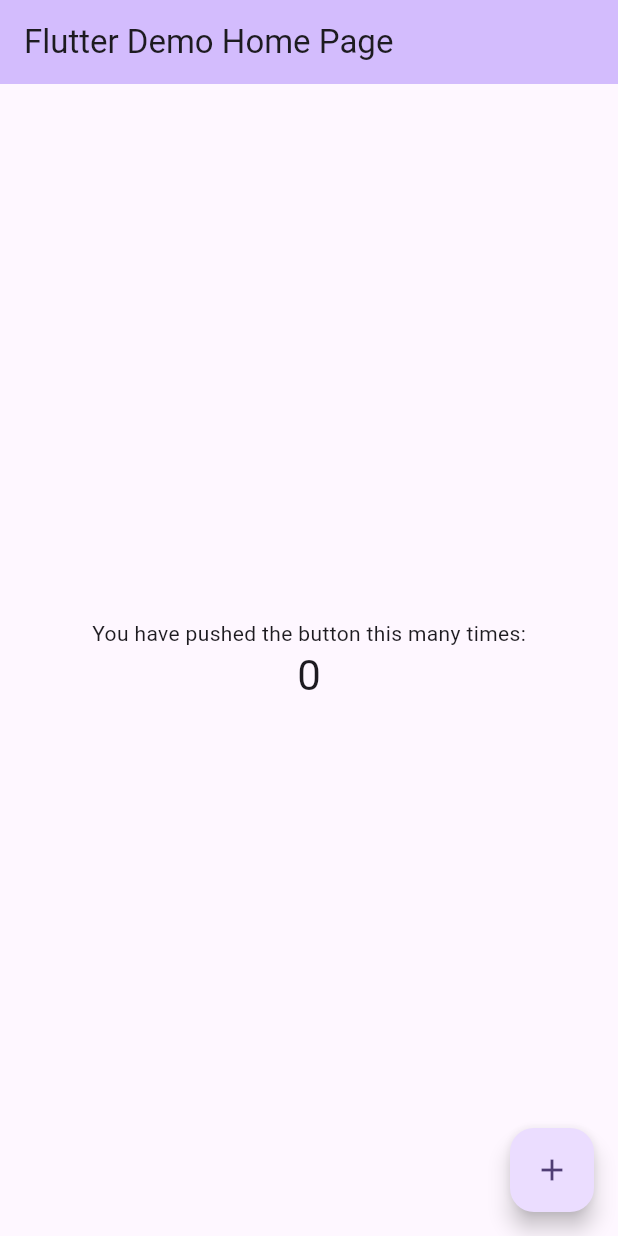
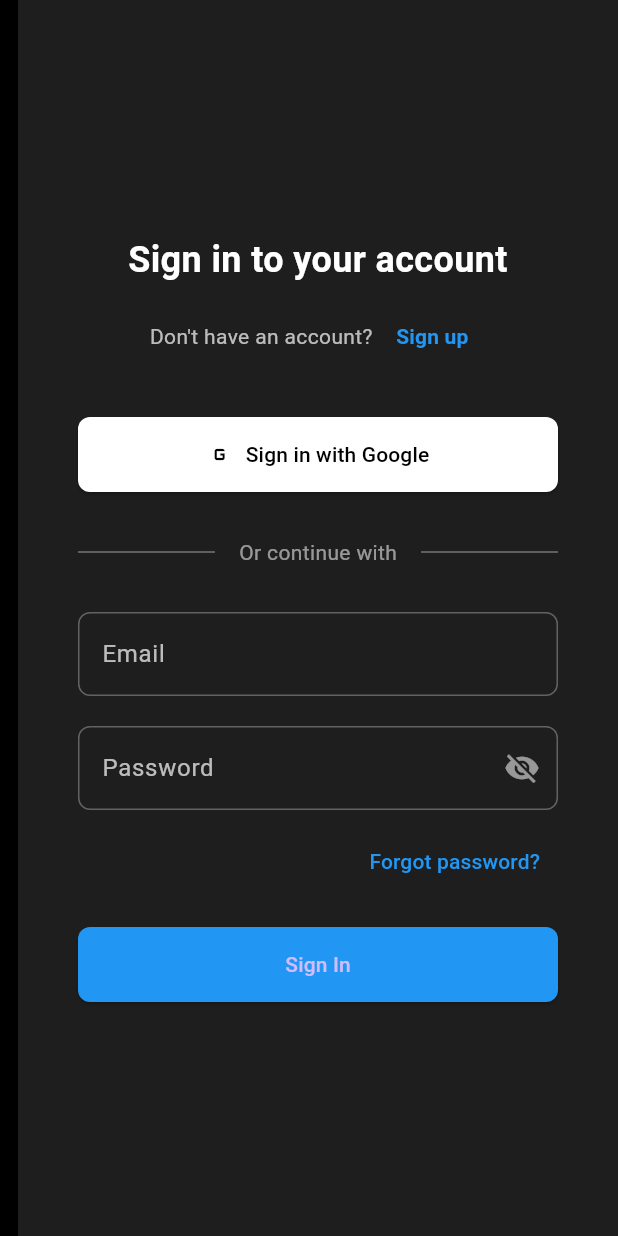
Before and after one commit to Immatrysomecoding/AMP-AIChatApp, a Flutter app: the screen it shows after launch, on a phone screen of 412 x 824 dp. Run offline on Flutter 3.47's test engine with Material 3 defaults, Android fonts, the light colour scheme and no system bars.

Commit message:
Add mock UI for login and signup screens

```diff
--- a/AndroidStudioProjects/AICHAT/lib/Screens/login_screen.dart
+++ b/AndroidStudioProjects/AICHAT/lib/Screens/login_screen.dart
@@ -0,0 +1,276 @@
+import 'package:flutter/material.dart';
+
+class LoginScreen extends StatefulWidget {
+  const LoginScreen({super.key});
+
+  @override
+  State<LoginScreen> createState() => _LoginScreenState();
+}
+
+class _LoginScreenState extends State<LoginScreen> {
+  bool _obscurePassword = true;
+
+  @override
+  Widget build(BuildContext context) {
+    return Scaffold(
+      backgroundColor: Colors.black,
+      body: SafeArea(
+        child: Row(
+          children: [
+            // Left side - Welcome message and platform icons
+            Expanded(
+              child: Container(
+                padding: const EdgeInsets.all(40),
+                child: Column(
+                  crossAxisAlignment: CrossAxisAlignment.start,
+                  children: [
+                    // Logo
+                    Row(
+                      children: [
+                        Icon(
+                          Icons.account_circle,
+                          color: Colors.blue[500],
+                          size: 40,
+                        ),
+                        const SizedBox(width: 10),
+                        const Text(
+                          'Jarvis',
+                          style: TextStyle(
+                            color: Colors.blue,
+                            fontSize: 24,
+                            fontWeight: FontWeight.bold,
+                          ),
+                        ),
+                      ],
+                    ),
+
+                    const SizedBox(height: 100),
+
+                    // Welcome text
+                    const Text(
+                      'Welcome\nto Jarvis',
+                      style: TextStyle(
+                        color: Colors.white,
+                        fontSize: 40,
+                        fontWeight: FontWeight.bold,
+                      ),
+                    ),
+
+                    const SizedBox(height: 20),
+
+                    const Text(
+                      'Jarvis is here to streamline your online experience, let\'s get started!',
+                      style: TextStyle(color: Colors.white70, fontSize: 16),
+                    ),
+
+                    const SizedBox(height: 60),
+
+                    // Platform icons grid
+                    Expanded(
+                      child: GridView.count(
+                        crossAxisCount: 3,
+                        mainAxisSpacing: 20,
+                        crossAxisSpacing: 20,
+                        childAspectRatio: 1,
+                        shrinkWrap: true,
+                        children: [
+                          _buildPlatformIcon(Icons.water),  // Edge
+                          _buildPlatformIcon(Icons.language),  // Chrome
+                          _buildPlatformIcon(Icons.apple),  // Safari
+                          _buildPlatformIcon(Icons.desktop_windows),  // Windows
+                          _buildPlatformIcon(Icons.smartphone),  // Mobile
+                          _buildPlatformIcon(Icons.messenger_outline),  // Messenger
+                        ],
+                      ),
+                    ),
+                  ],
+                ),
+              ),
+            ),
+
+            // Right side - Login form
+            Container(
+              width: 400,
+              color: const Color(0xFF1E1E1E),
+              padding: const EdgeInsets.all(40),
+              child: Column(
+                mainAxisAlignment: MainAxisAlignment.center,
+                crossAxisAlignment: CrossAxisAlignment.stretch,
+                children: [
+                  const Text(
+                    'Sign in to your account',
+                    style: TextStyle(
+                      color: Colors.white,
+                      fontSize: 24,
+                      fontWeight: FontWeight.bold,
+                    ),
+                    textAlign: TextAlign.center,
+                  ),
+
+                  const SizedBox(height: 10),
+
+                  Row(
+                    mainAxisAlignment: MainAxisAlignment.center,
+                    children: [
+                      const Text(
+                        'Don\'t have an account? ',
+                        style: TextStyle(color: Colors.white70),
+                      ),
+                      TextButton(
+                        onPressed: () {
+                          Navigator.pushNamed(context, '/signup');
+                        },
+                        child: const Text(
+                          'Sign up',
+                          style: TextStyle(
+                            color: Colors.blue,
+                            fontWeight: FontWeight.bold,
+                          ),
+                        ),
+                      ),
+                    ],
+                  ),
+
+                  const SizedBox(height: 30),
+
+                  // Google sign in button
+                  ElevatedButton.icon(
+                    icon: const Icon(Icons.g_mobiledata, color: Colors.black),
+                    label: const Text(
+                      'Sign in with Google',
+                      style: TextStyle(color: Colors.black),
+                    ),
+                    style: ElevatedButton.styleFrom(
+                      foregroundColor: Colors.black,
+                      backgroundColor: Colors.white,
+                      padding: const EdgeInsets.symmetric(vertical: 15),
+                      shape: RoundedRectangleBorder(
+                        borderRadius: BorderRadius.circular(8),
+                      ),
+                    ),
+                    onPressed: () {},
+                  ),
+
+                  const SizedBox(height: 30),
+
+                  // Or continue with
+                  const Row(
+                    children: [
+                      Expanded(child: Divider(color: Colors.white38)),
+                      Padding(
+                        padding: EdgeInsets.symmetric(horizontal: 16),
+                        child: Text(
+                          'Or continue with',
+                          style: TextStyle(color: Colors.white54),
+                        ),
+                      ),
+                      Expanded(child: Divider(color: Colors.white38)),
+                    ],
+                  ),
+
+                  const SizedBox(height: 30),
+
+                  // Email field
+                  TextField(
+                    decoration: InputDecoration(
+                      labelText: 'Email',
+                      labelStyle: const TextStyle(color: Colors.white70),
+                      enabledBorder: OutlineInputBorder(
+                        borderSide: const BorderSide(color: Colors.white30),
+                        borderRadius: BorderRadius.circular(8),
+                      ),
+                      focusedBorder: OutlineInputBorder(
+                        borderSide: const BorderSide(color: Colors.blue),
+                        borderRadius: BorderRadius.circular(8),
+                      ),
+                    ),
+                    style: const TextStyle(color: Colors.white),
+                  ),
+
+                  const SizedBox(height: 20),
+
+                  // Password field
+                  TextField(
+                    obscureText: _obscurePassword,
+                    decoration: InputDecoration(
+                      labelText: 'Password',
+                      labelStyle: const TextStyle(color: Colors.white70),
+                      enabledBorder: OutlineInputBorder(
+                        borderSide: const BorderSide(color: Colors.white30),
+                        borderRadius: BorderRadius.circular(8),
+                      ),
+                      focusedBorder: OutlineInputBorder(
+                        borderSide: const BorderSide(color: Colors.blue),
+                        borderRadius: BorderRadius.circular(8),
+                      ),
+                      suffixIcon: IconButton(
+                        icon: Icon(
+                          _obscurePassword ? Icons.visibility_off : Icons.visibility,
+                          color: Colors.white54,
+                        ),
+                        onPressed: () {
+                          setState(() {
+                            _obscurePassword = !_obscurePassword;
+                          });
+                        },
+                      ),
+                    ),
+                    style: const TextStyle(color: Colors.white),
+                  ),
+
+                  const SizedBox(height: 10),
+
+                  // Forgot password
+                  Align(
+                    alignment: Alignment.centerRight,
+                    child: TextButton(
+                      onPressed: () {},
+                      child: const Text(
+                        'Forgot password?',
+                        style: TextStyle(
+                          color: Colors.blue,
+                          fontWeight: FontWeight.w500,
+                        ),
+                      ),
+                    ),
+                  ),
+
+                  const SizedBox(height: 20),
+
+                  // Sign in button
+                  ElevatedButton(
+                    child: const Text('Sign In'),
+                    style: ElevatedButton.styleFrom(
+                      backgroundColor: Colors.blue,
+                      padding: const EdgeInsets.symmetric(vertical: 15),
+                      shape: RoundedRectangleBorder(
+                        borderRadius: BorderRadius.circular(8),
+                      ),
+                    ),
+                    onPressed: () {
+                      // Navigate to home screen would go here
+                    },
+                  ),
+                ],
+              ),
+            ),
+          ],
+        ),
+      ),
+    );
+  }
+
+  Widget _buildPlatformIcon(IconData icon) {
+    return Container(
+      decoration: BoxDecoration(
+        color: Colors.blue,
+        borderRadius: BorderRadius.circular(12),
+      ),
+      child: Icon(
+        icon,
+        color: Colors.white,
+        size: 36,
+      ),
+    );
+  }
+}
--- a/AndroidStudioProjects/AICHAT/lib/main.dart
+++ b/AndroidStudioProjects/AICHAT/lib/main.dart
@@ -1,4 +1,6 @@
 import 'package:flutter/material.dart';
+import 'screens/login_screen.dart';
+import 'screens/signup_screen.dart';
 
 void main() {
   runApp(const MyApp());
@@ -7,116 +9,21 @@ void main() {
 class MyApp extends StatelessWidget {
   const MyApp({super.key});
 
-  // This widget is the root of your application.
   @override
   Widget build(BuildContext context) {
     return MaterialApp(
-      title: 'Flutter Demo',
+      title: 'Jarvis AI Chat',
+      debugShowCheckedModeBanner: false,
       theme: ThemeData(
-        // This is the theme of your application.
-        //
-        // TRY THIS: Try running your application with "flutter run". You'll see
-        // the application has a purple toolbar. Then, without quitting the app,
-        // try changing the seedColor in the colorScheme below to Colors.green
-        // and then invoke "hot reload" (save your changes or press the "hot
-        // reload" button in a Flutter-supported IDE, or press "r" if you used
-        // the command line to start the app).
-        //
-        // Notice that the counter didn't reset back to zero; the application
-        // state is not lost during the reload. To reset the state, use hot
-        // restart instead.
-        //
-        // This works for code too, not just values: Most code changes can be
-        // tested with just a hot reload.
-        colorScheme: ColorScheme.fromSeed(seedColor: Colors.deepPurple),
+        brightness: Brightness.dark,
+        primaryColor: Colors.blue,
+        scaffoldBackgroundColor: Colors.black,
       ),
-      home: const MyHomePage(title: 'Flutter Demo Home Page'),
+      initialRoute: '/login',
+      routes: {
+        '/login': (context) => const LoginScreen(),
+        '/signup': (context) => const SignupScreen(),
+      },
     );
   }
 }
-
-class MyHomePage extends StatefulWidget {
-  const MyHomePage({super.key, required this.title});
-
-  // This widget is the home page of your application. It is stateful, meaning
-  // that it has a State object (defined below) that contains fields that affect
-  // how it looks.
-
-  // This class is the configuration for the state. It holds the values (in this
-  // case the title) provided by the parent (in this case the App widget) and
-  // used by the build method of the State. Fields in a Widget subclass are
-  // always marked "final".
-
-  final String title;
-
-  @override
-  State<MyHomePage> createState() => _MyHomePageState();
-}
-
-class _MyHomePageState extends State<MyHomePage> {
-  int _counter = 0;
-
-  void _incrementCounter() {
-    setState(() {
-      // This call to setState tells the Flutter framework that something has
-      // changed in this State, which causes it to rerun the build method below
-      // so that the display can reflect the updated values. If we changed
-      // _counter without calling setState(), then the build method would not be
-      // called again, and so nothing would appear to happen.
-      _counter++;
-    });
-  }
-
-  @override
-  Widget build(BuildContext context) {
-    // This method is rerun every time setState is called, for instance as done
-    // by the _incrementCounter method above.
-    //
-    // The Flutter framework has been optimized to make rerunning build methods
-    // fast, so that you can just rebuild anything that needs updating rather
-    // than having to individually change instances of widgets.
-    return Scaffold(
-      appBar: AppBar(
-        // TRY THIS: Try changing the color here to a specific color (to
-        // Colors.amber, perhaps?) and trigger a hot reload to see the AppBar
-        // change color while the other colors stay the same.
-        backgroundColor: Theme.of(context).colorScheme.inversePrimary,
-        // Here we take the value from the MyHomePage object that was created by
-        // the App.build method, and use it to set our appbar title.
-        title: Text(widget.title),
-      ),
-      body: Center(
-        // Center is a layout widget. It takes a single child and positions it
-        // in the middle of the parent.
-        child: Column(
-          // Column is also a layout widget. It takes a list of children and
-          // arranges them vertically. By default, it sizes itself to fit its
-          // children horizontally, and tries to be as tall as its parent.
-          //
-          // Column has various properties to control how it sizes itself and
-          // how it positions its children. Here we use mainAxisAlignment to
-          // center the children vertically; the main axis here is the vertical
-          // axis because Columns are vertical (the cross axis would be
-          // horizontal).
-          //
-          // TRY THIS: Invoke "debug painting" (choose the "Toggle Debug Paint"
-          // action in the IDE, or press "p" in the console), to see the
-          // wireframe for each widget.
-          mainAxisAlignment: MainAxisAlignment.center,
-          children: <Widget>[
-            const Text('You have pushed the button this many times:'),
-            Text(
-              '$_counter',
-              style: Theme.of(context).textTheme.headlineMedium,
-            ),
-          ],
-        ),
-      ),
-      floatingActionButton: FloatingActionButton(
-        onPressed: _incrementCounter,
-        tooltip: 'Increment',
-        child: const Icon(Icons.add),
-      ), // This trailing comma makes auto-formatting nicer for build methods.
-    );
-  }
-}
```
Also changed, not shown: AndroidStudioProjects/AICHAT/lib/Screens/signup_screen.dart (+291 -0 lines).
